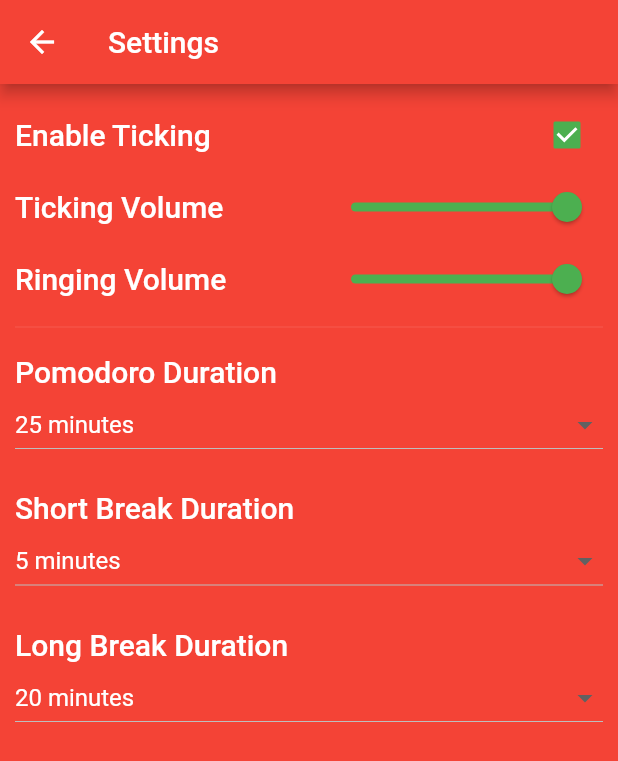
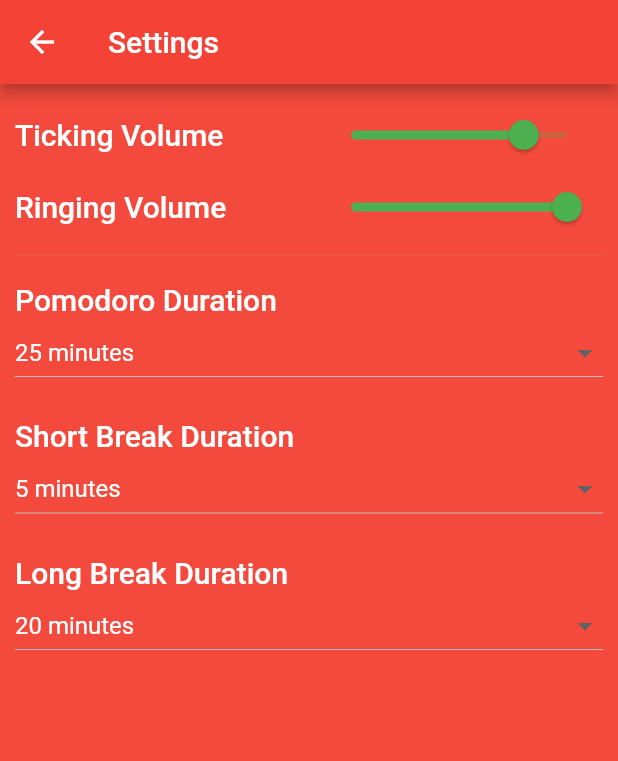
Before and after one commit to LCmaster/flutter_pomodoro, a Flutter app: the screen it shows after launch, after a tap on "Settings", on a phone screen of 412 x 824 dp. Shown: the top 761 px of the screen. Run offline on Flutter 3.47's test engine with Material 2 defaults, Android fonts, the light colour scheme and no system bars; our stand-ins replace audioplayers, get.

Commit message:
Enabled Editing Settings Options.

```diff
--- a/lib/controllers/audio_controller.dart
+++ b/lib/controllers/audio_controller.dart
@@ -1,7 +1,10 @@
 import 'package:audioplayers/audioplayers.dart';
 import 'package:get/get.dart';
+import 'settings_controller.dart';
 
 class AudioController extends GetxController {
+  final SettingsController _settingsController = Get.find<SettingsController>();
+
   final AudioPlayer _ringPlayer = AudioPlayer();
   final AudioPlayer _tickPlayer = AudioPlayer();
   final String _ringSource = 'audio/ring.wav';
@@ -11,6 +14,14 @@
   void onInit() {
     super.onInit();
     _init();
+
+    _settingsController.ringingVolume.listen((p0) {
+      _ringPlayer.setVolume(p0);
+    });
+    _settingsController.tickingVolume.listen((p0) {
+      _tickPlayer.setVolume(p0);
+    });
+
   }
 
   @override
--- a/lib/controllers/pomodoro_binding.dart
+++ b/lib/controllers/pomodoro_binding.dart
@@ -1,3 +1,4 @@
+import 'package:flutter_pomodoro/controllers/audio_controller.dart';
 import 'package:get/get.dart';
 
 import 'pomodoro_controller.dart';
@@ -5,6 +6,7 @@
 class PomodoroBinding implements Bindings {
   @override
   void dependencies() {
+    Get.lazyPut(() => AudioController());
     Get.lazyPut(() => PomodoroController());
   }
 }
--- a/lib/controllers/pomodoro_controller.dart
+++ b/lib/controllers/pomodoro_controller.dart
@@ -2,8 +2,8 @@
 
 import 'package:flutter/material.dart';
 
-import '../constants.dart';
 import 'audio_controller.dart';
+import 'settings_controller.dart';
 
 enum PomodoroStatus {
   started,
@@ -12,7 +12,10 @@
 
 class PomodoroController extends GetxController
     with GetSingleTickerProviderStateMixin {
-  final AudioController _audioController = Get.put(AudioController());
+
+  final AudioController _audioController = Get.find<AudioController>();
+  final SettingsController _settingsController = Get.find<SettingsController>();
+
 
   late final AnimationController _animationController;
   late final animation;
@@ -23,16 +26,12 @@
 
   final List<Duration> _pomodoroDurationList = [];
 
-  Duration get currentDuration {
-    return _pomodoroDurationList[_index];
-  }
-
   @override
   void onInit() {
     super.onInit();
 
     _pomodoroDurationList.clear();
-    _pomodoroDurationList.addAll(_reset());
+    _pomodoroDurationList.addAll(_resetDurationList());
 
     _animationController = AnimationController(
       vsync: this,
@@ -43,6 +42,16 @@
         }
       });
     animation = _setAnimation(_animationController).obs;
+
+    _settingsController.pomodoroDuration.listen((p0) {
+      reset();
+    });
+    _settingsController.longBreakDuration.listen((p0) {
+      reset();
+    });
+    _settingsController.shortBreakDuration.listen((p0) {
+      reset();
+    });
   }
 
   void completed() {
@@ -63,12 +72,13 @@
     ).animate(animationController);
   }
 
-  List<Duration> _reset() {
+  List<Duration> _resetDurationList() {
     List<Duration> list = [];
     for (int i = 0; i < 4; i++) {
-      list.add(Duration(minutes: kPomodoroDurationList[2]));
-      list.add(Duration(minutes: kShortBreakDurationList[2]));
+      list.add(Duration(minutes: _settingsController.pomodoroDuration.value));
+      list.add(Duration(minutes: _settingsController.shortBreakDuration.value));
     }
+    list.add(Duration(minutes: _settingsController.longBreakDuration.value));
 
     return list;
   }
@@ -95,7 +105,11 @@
   reset() {
     stop();
     _index = 0;
-    _reset();
+
+    _pomodoroDurationList.clear();
+    _pomodoroDurationList.addAll(_resetDurationList());
+
+    _animationController.duration = _pomodoroDurationList[_index];
     _animationController.reset();
     animation(_setAnimation(_animationController));
 
--- a/lib/controllers/settings_controller.dart
+++ b/lib/controllers/settings_controller.dart
@@ -1,9 +1,34 @@
 import 'package:get/get.dart';
+
+import '../constants.dart';
 
 class SettingsController extends GetxController {
   // Audio Related Properties
-  final useTicker = true.obs;
-  final volume = 100.obs;
+  final ringingVolume = 1.0.obs;
+  final tickingVolume = 0.8.obs;
+
   // Timer Related Properties
+  final shortBreakDuration = kShortBreakDurationList[kInitialIndex].obs;
+  final longBreakDuration = kLongBreakDurationList[kInitialIndex].obs;
+  final pomodoroDuration = kPomodoroDurationList[kInitialIndex].obs;
 
+  void updateRingingVolume(double volume) {
+    ringingVolume(volume);
+  }
+
+  void updateTickingVolume(double volume) {
+    tickingVolume(volume);
+  }
+
+  void updateShortBreakDuration(int? minutes) {
+    shortBreakDuration(minutes);
+  }
+
+  void updateLongBreakDuration(int? minutes) {
+    longBreakDuration(minutes);
+  }
+
+  void updatePomodoroDuration(int? minutes) {
+    pomodoroDuration(minutes);
+  }
 }
--- a/lib/pages/pomodoro/pomodoro_page.dart
+++ b/lib/pages/pomodoro/pomodoro_page.dart
@@ -24,7 +24,6 @@
                 builder: (animContext, widget) {
                   return ClockCap(
                     barCount: 60,
-                    duration: controller.currentDuration.inMinutes,
                     progression: controller.animation.value.value,
                   );
                 }),
--- a/lib/pages/pomodoro/widgets/clock_cap.dart
+++ b/lib/pages/pomodoro/widgets/clock_cap.dart
@@ -2,14 +2,12 @@
 
 class ClockCap extends StatelessWidget {
   final int barCount;
-  final int duration;
   final double progression;
   final double barWidth = 25;
 
   const ClockCap({
     Key? key,
     required this.barCount,
-    required this.duration,
     required this.progression,
   }) : super(key: key);
 
--- a/lib/pages/settings/settings_page.dart
+++ b/lib/pages/settings/settings_page.dart
@@ -1,5 +1,4 @@
 import 'package:get/get.dart';
-
 import 'package:flutter/material.dart';
 
 import '../../controllers/settings_controller.dart';
@@ -20,41 +19,47 @@
           'Settings',
         ),
       ),
-      body: LayoutBuilder(
-        builder: (context, constraints) {
+      body: LayoutBuilder(builder: (context, constraints) {
         return Container(
           width: constraints.maxWidth,
           height: constraints.maxHeight,
           decoration: BoxDecoration(
-              color: Colors.red,
-              // gradient: LinearGradient(
-              //   colors: [
-              //     // Color(0xFFCB2611),
-              //     // Colors.red,
-              //     // Color(0xFFCB2611),
-              //     HSVColor.fromColor(Colors.red).withValue(0.45).toColor(),
-              //     HSVColor.fromColor(Colors.red).withSaturation(0.85).toColor(),
-              //     HSVColor.fromColor(Colors.red).withValue(0.45).toColor(),
-              //   ],
-              //   begin: Alignment.centerLeft,
-              //   end: Alignment.centerRight,
-              // ),
+            color:
+                HSVColor.fromColor(Colors.red).withSaturation(0.75).toColor(),
           ),
           child: SingleChildScrollView(
             child: Padding(
               padding: const EdgeInsets.all(10.0),
               child: Column(
-                  children: const [
-                    AudioSection(),
-                    Divider(),
-                    TimerSection(),
+                children: [
+                  Obx(
+                    () => AudioSection(
+                      ringingVolume: controller.ringingVolume.value,
+                      tickingVolume: controller.tickingVolume.value,
+                      ringingVolumeCallback: controller.updateRingingVolume,
+                      tickingVolumeCallback: controller.updateTickingVolume,
+                    ),
+                  ),
+                  const Divider(),
+                  Obx(
+                    () => TimerSection(
+                      longBreakDuration: controller.longBreakDuration.value,
+                      longBreakDurationCallback:
+                          controller.updateLongBreakDuration,
+                      pomodoroDuration: controller.pomodoroDuration.value,
+                      pomodoroDurationCallback:
+                          controller.updatePomodoroDuration,
+                      shortBreakDuration: controller.shortBreakDuration.value,
+                      shortBreakDurationCallback:
+                          controller.updateShortBreakDuration,
+                    ),
+                  ),
                 ],
               ),
             ),
           ),
         );
-        }
-      ),
+      }),
     );
   }
 }
--- a/lib/pages/settings/widgets/audio_section.dart
+++ b/lib/pages/settings/widgets/audio_section.dart
@@ -1,7 +1,18 @@
 import 'package:flutter/material.dart';
 
 class AudioSection extends StatelessWidget {
-  const AudioSection({Key? key}) : super(key: key);
+  final double ringingVolume;
+  final double tickingVolume;
+  final Function(double) ringingVolumeCallback;
+  final Function(double) tickingVolumeCallback;
+
+  const AudioSection({
+    Key? key,
+    required this.ringingVolume,
+    required this.tickingVolume,
+    required this.ringingVolumeCallback,
+    required this.tickingVolumeCallback,
+  }) : super(key: key);
 
   @override
   Widget build(BuildContext context) {
@@ -10,22 +21,11 @@
         children: [
           Expanded(
             child: Text(
-              'Enable Ticking',
-              style: Theme.of(context).textTheme.headline6,
-            ),
-          ),
-          Checkbox(value: true, onChanged: (value) {}),
-        ],
-      ),
-      Row(
-        children: [
-          Expanded(
-            child: Text(
               'Ticking Volume',
               style: Theme.of(context).textTheme.headline6,
             ),
           ),
-          Slider(value: 1.0, onChanged: (double value) {}),
+          Slider(value: tickingVolume, onChanged: tickingVolumeCallback),
         ],
       ),
       Row(
@@ -36,7 +36,7 @@
               style: Theme.of(context).textTheme.headline6,
             ),
           ),
-          Slider(value: 1.0, onChanged: (double value) {}),
+          Slider(value: ringingVolume, onChanged: ringingVolumeCallback),
         ],
       ),
     ]);
--- a/lib/pages/settings/widgets/theme_section.dart
+++ /dev/null
@@ -1,11 +0,0 @@
-import 'package:flutter/material.dart';
-
-class ThemeSection extends StatelessWidget {
-  const ThemeSection({Key? key}) : super(key: key);
-
-  @override
-  Widget build(BuildContext context) {
-    return Container(
-    );
-  }
-}
--- a/lib/pages/settings/widgets/timer_section.dart
+++ b/lib/pages/settings/widgets/timer_section.dart
@@ -2,7 +2,23 @@
 import 'package:flutter_pomodoro/constants.dart';
 
 class TimerSection extends StatelessWidget {
-  const TimerSection({Key? key}) : super(key: key);
+  final int shortBreakDuration;
+  final int longBreakDuration;
+  final int pomodoroDuration;
+
+  final Function(int?) pomodoroDurationCallback;
+  final Function(int?) longBreakDurationCallback;
+  final Function(int?) shortBreakDurationCallback;
+
+  const TimerSection({
+    Key? key,
+    required this.pomodoroDuration,
+    required this.longBreakDuration,
+    required this.shortBreakDuration,
+    required this.pomodoroDurationCallback,
+    required this.longBreakDurationCallback,
+    required this.shortBreakDurationCallback,
+  }) : super(key: key);
 
   @override
   Widget build(BuildContext context) {
@@ -27,8 +43,8 @@
                       ),
                     )
                     .toList(),
-                onChanged: (value) {},
-                value: kPomodoroDurationList[kInitialIndex],
+                onChanged: pomodoroDurationCallback,
+                value: pomodoroDuration,
               ),
             ],
           ),
@@ -52,8 +68,8 @@
                       ),
                     )
                     .toList(),
-                onChanged: (value) {},
-                value: kShortBreakDurationList[kInitialIndex],
+                onChanged: shortBreakDurationCallback,
+                value: shortBreakDuration,
               ),
             ],
           ),
@@ -77,8 +93,8 @@
                       ),
                     )
                     .toList(),
-                onChanged: (value) {},
-                value: kLongBreakDurationList[kInitialIndex],
+                onChanged: longBreakDurationCallback,
+                value: longBreakDuration,
               ),
             ],
           ),
```
Lines whose indentation alone changed are shown as unchanged.
